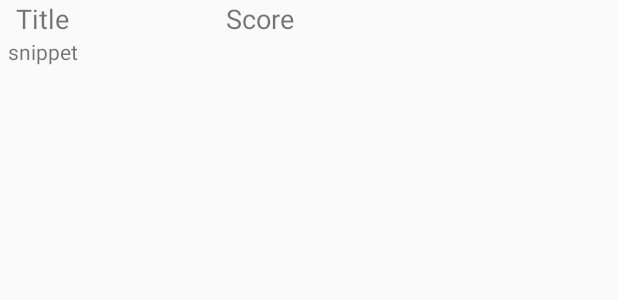
After one commit to duwaynevandort/Project215, an Android app: the layout infowindow.xml on its own in the app's theme, with its tools: preview values and no code run, on a phone screen of 412 x 824 dp. The commit adds this screen. Shown: the top 300 px of the screen. Run offline under Robolectric (Android 15) with nearby library versions, the phone set to English and light mode, and no system bars.

Commit message:
App mostly functional, just needs final touches (11/28/15)

```diff
--- /dev/null
+++ b/app/src/main/res/layout/infowindow.xml
@@ -0,0 +1,66 @@
+<?xml version="1.0" encoding="utf-8"?>
+<LinearLayout xmlns:android="http://schemas.android.com/apk/res/android"
+    android:layout_width="350dp"
+    android:layout_height="200dp"
+    android:gravity="center_vertical"
+    android:weightSum="1">
+
+    <LinearLayout
+        android:layout_width="300dp"
+        android:layout_height="200dp"
+        android:orientation="vertical"
+        android:layout_marginRight="5dp"
+        android:layout_marginLeft="5dp"
+        android:weightSum="1">
+
+        <LinearLayout
+            android:layout_width="300dp"
+            android:layout_height="wrap_content"
+            android:layout_marginRight="5dp"
+            android:layout_marginLeft="5dp"
+            android:weightSum="1">
+            <TextView
+                android:id="@+id/title"
+                android:layout_width="127dp"
+                android:layout_height="wrap_content"
+                android:textSize="18sp"
+                android:text="Title"
+                android:layout_weight="0.29" />
+
+            <TextView
+                android:id="@+id/score"
+                android:layout_width="127dp"
+                android:layout_height="wrap_content"
+                android:textSize="18sp"
+                android:text="Score"
+                android:layout_weight="0.29" />
+        </LinearLayout>
+
+        <TextView
+            android:id="@+id/snippet"
+            android:layout_width="151dp"
+            android:layout_height="wrap_content"
+            android:text="snippet"
+            android:layout_weight="0.29" />
+
+        <LinearLayout
+            android:layout_width="wrap_content"
+            android:layout_height="wrap_content">
+            <Button
+                android:id="@+id/Here"
+                android:layout_width="90dp"
+                android:layout_height="wrap_content"
+                android:background="@android:color/transparent"/>
+            <Button
+                android:id="@+id/Gone"
+                android:layout_width="90dp"
+                android:layout_height="wrap_content"
+                android:background="@android:color/transparent"/>
+            <Button
+                android:id="@+id/Report"
+                android:layout_width="90dp"
+                android:layout_height="wrap_content"
+                android:background="@android:color/transparent"/>
+        </LinearLayout>
+    </LinearLayout>
+</LinearLayout>
--- a/app/src/main/res/values/strings.xml
+++ b/app/src/main/res/values/strings.xml
@@ -1,4 +1,7 @@
 <resources>
-    <string name="app_name">Project 215</string>
+    <string name="app_name">jUST iN!</string>
     <string name="title_activity_map_test">Map</string>
+    <string name="title_activity_pincreator_test">PinCreatorTest</string>
+    <string name="title_activity_map_screen_test">Map Screen Test</string>
+    <string name="title_activity_login_screen_test">Login Screen Test</string>
 </resources>
```
Also changed, not shown: app/src/main/res/layout/activity_map_view.xml (added, +28 -0 lines), app/src/main/res/layout/activity_register.xml (added, +74 -0 lines).
